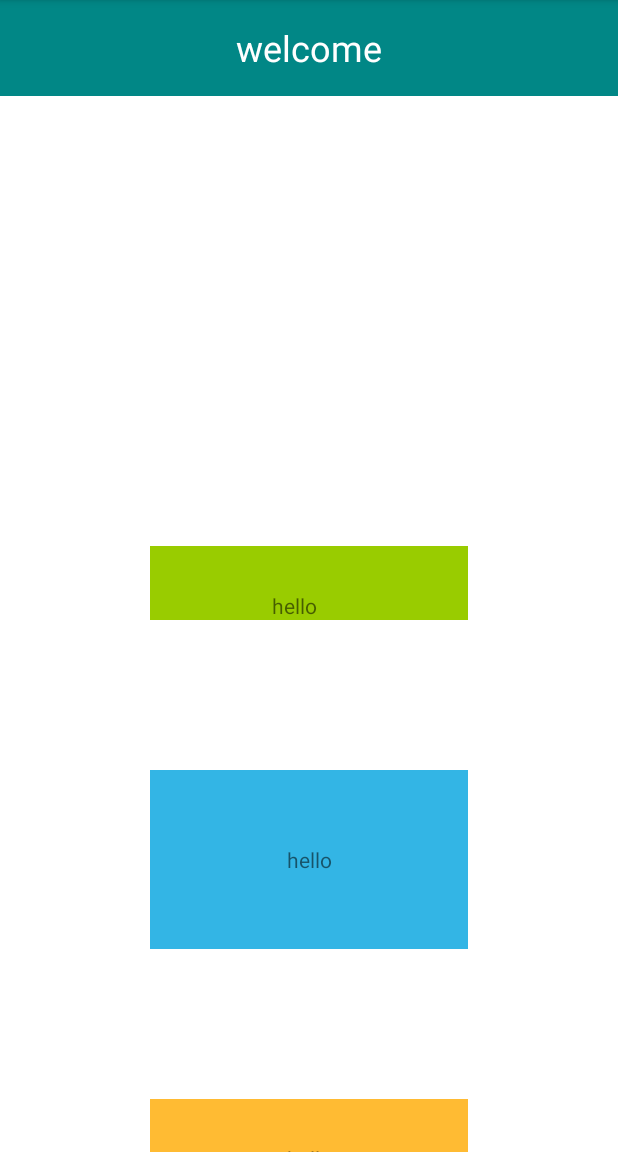
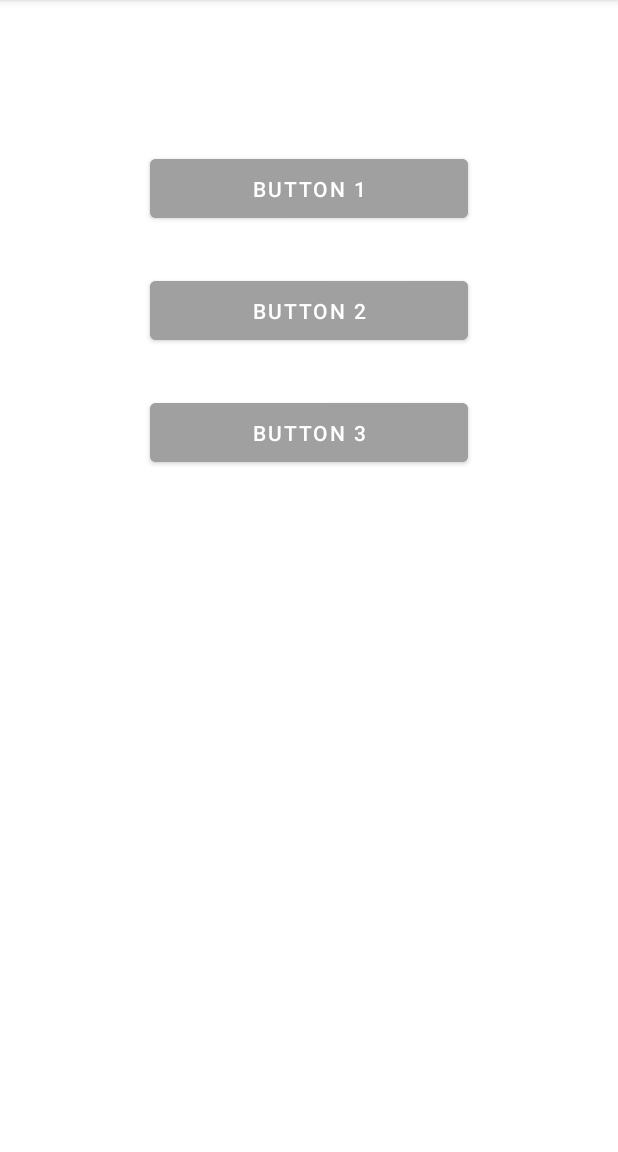
Before and after one commit to TingyuDong/android-demo-helloworld, an Android app: the screen it shows after launch (MainActivity), on a phone screen of 412 x 824 dp, the part 84-1236 px from its top. Run offline under Robolectric (Android 15) with nearby library versions, the phone set to English and light mode, and no system bars.

Commit message:
feat:LinearLayout

```diff
--- a/app/src/main/res/layout/activity_scroll.xml
+++ b/app/src/main/res/layout/activity_scroll.xml
@@ -2,54 +2,44 @@
 <FrameLayout xmlns:android="http://schemas.android.com/apk/res/android"
     android:layout_width="match_parent"
     android:layout_height="match_parent">
-    <TextView
-        android:layout_width="match_parent"
-        android:layout_height="64dp"
-        android:text="@string/welcome"
-        android:background="@color/teal_700"
-        android:textColor="@color/white"
-        android:textSize="24dp"
-        android:gravity="center"/>
     <ScrollView
         android:layout_width="match_parent"
-        android:layout_height="wrap_content"
-        android:layout_marginTop="264dp">
+        android:layout_height="wrap_content">
         <LinearLayout
             android:layout_width="match_parent"
             android:layout_height="wrap_content"
             android:orientation="vertical"
             >
-            <TextView
+            <Button
                 android:layout_width="match_parent"
                 android:layout_height="wrap_content"
                 android:layout_marginTop="100dp"
-                android:paddingTop="30dp"
-                android:paddingEnd="20dp"
+                android:padding="10dp"
                 android:layout_marginStart="100dp"
                 android:layout_marginEnd="100dp"
-                android:text="@string/hello"
+                android:text="@string/button_1"
                 android:gravity="center"
-                android:background="@android:color/holo_green_light"> </TextView>
-            <TextView
+                android:backgroundTint="@color/gray"> </Button>
+            <Button
                 android:layout_width="match_parent"
                 android:layout_height="wrap_content"
-                android:padding="50dp"
-                android:layout_marginTop="100dp"
+                android:padding="10dp"
+                android:layout_marginTop="30dp"
                 android:layout_marginStart="100dp"
                 android:layout_marginEnd="100dp"
-                android:text="@string/hello"
+                android:text="@string/button_2"
                 android:gravity="center"
-                android:background="@android:color/holo_blue_light"> </TextView>
-            <TextView
+                android:backgroundTint="@color/gray"> </Button>
+            <Button
                 android:layout_width="match_parent"
                 android:layout_height="wrap_content"
-                android:padding="30dp"
-                android:layout_marginTop="100dp"
+                android:padding="10dp"
+                android:layout_marginTop="30dp"
                 android:layout_marginStart="100dp"
                 android:layout_marginEnd="100dp"
-                android:text="@string/hello"
+                android:text="@string/button_3"
                 android:gravity="center"
-                android:background="@android:color/holo_orange_light"> </TextView>
+                android:backgroundTint="@color/gray"> </Button>
         </LinearLayout>
     </ScrollView>
 </FrameLayout>
--- a/app/src/main/res/values/colors.xml
+++ b/app/src/main/res/values/colors.xml
@@ -7,4 +7,5 @@
     <color name="teal_700">#FF018786</color>
     <color name="black">#FF000000</color>
     <color name="white">#FFFFFFFF</color>
+    <color name="gray">#FFA0A0A0</color>
 </resources>
--- a/app/src/main/res/values/strings.xml
+++ b/app/src/main/res/values/strings.xml
@@ -4,8 +4,11 @@
     <string name="subject">subject</string>
     <string name="message">message</string>
     <string name="send">send</string>
-    <string name="i_am_first_layer">我是第一层</string>
-    <string name="i_am_second_layer">我是第二层</string>
+    <string name="i_am_first_layer">first level</string>
+    <string name="i_am_second_layer">second level</string>
     <string name="welcome">welcome</string>
     <string name="hello">hello</string>
+    <string name="button_1">button 1</string>
+    <string name="button_2">button 2</string>
+    <string name="button_3">button 3</string>
 </resources>
```
Also changed, not shown: 3 other files.
